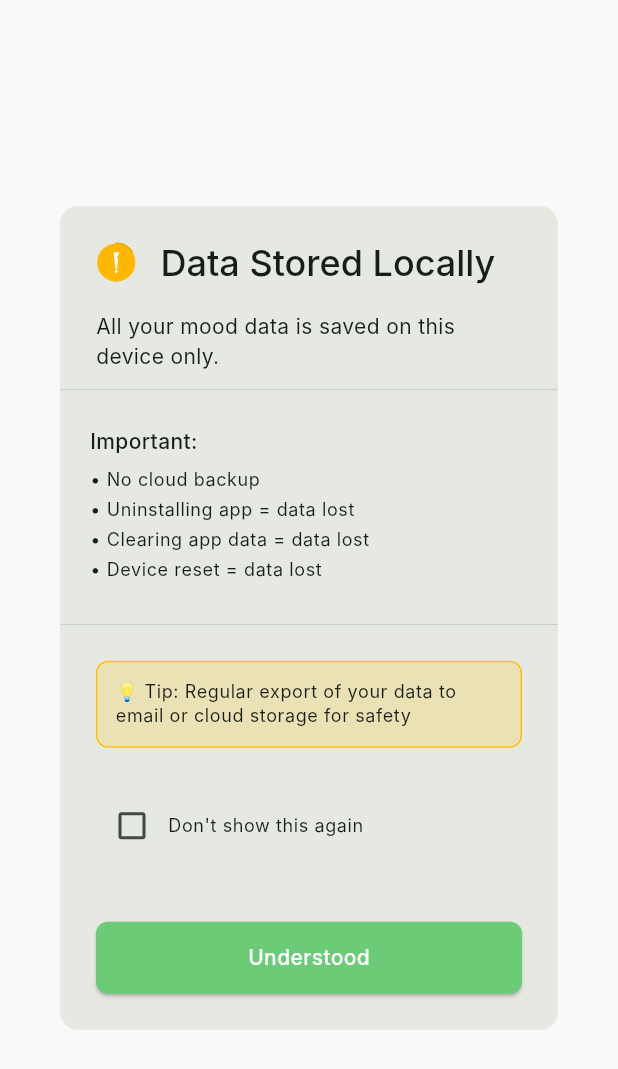
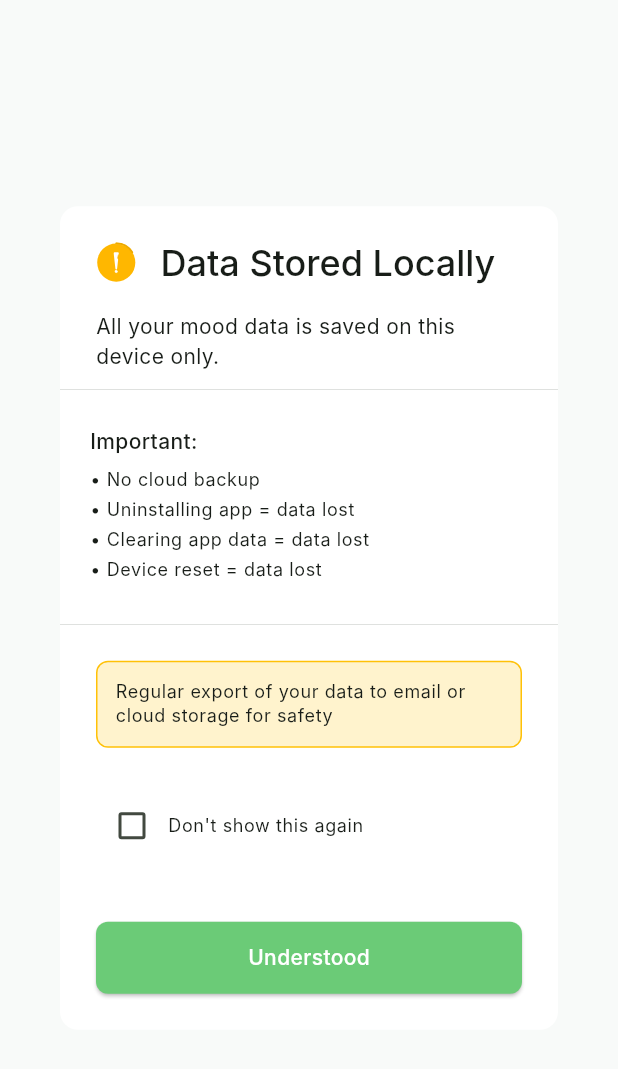
Before and after one commit to Revaldo11/mood_tracker_app, a Flutter app: the DataWarningDialog widget shown alone on an empty page, opened directly, on a phone screen of 412 x 824 dp. Shown: the top 1069 px of the screen. Run offline on Flutter 3.47's test engine with Material 3 defaults, Android fonts, the phone set to English and light mode, and no system bars; our stand-ins replace confetti, fl_chart, flutter_animate, get, hive_flutter, lottie and 1 more; accounts and stored records are empty; Roboto replaces fonts that are missing (Inter).

```diff
--- a/lib/presentation/controllers/mood_controller.dart
+++ b/lib/presentation/controllers/mood_controller.dart
@@ -222,7 +222,9 @@ class MoodController extends GetxController {
 
     Get.dialog(
       const DataWarningDialog(),
-      barrierDismissible: false,  // ← IMPORTANT: User MUST tap button
+      barrierDismissible: false,
+      transitionCurve: Curves.easeInOutCubic,
+      transitionDuration: Duration(milliseconds: 500),
     );
   }
 
--- a/lib/shared/dialog/data_warning_dialog.dart
+++ b/lib/shared/dialog/data_warning_dialog.dart
@@ -27,6 +27,7 @@ class DataWarningDialog extends StatelessWidget {
 
     return Dialog(
       shape: RoundedRectangleBorder(borderRadius: BorderRadius.circular(12)),
+      backgroundColor: Colors.white,
       child: SingleChildScrollView(
         child: Column(
           children: [
@@ -149,7 +150,7 @@ class DataWarningDialog extends StatelessWidget {
         ),
         padding: const EdgeInsets.all(12),
         child: Text(
-          '💡 Tip: Regular export of your data to email or cloud storage for safety',
+          'Regular export of your data to email or cloud storage for safety',
           style: Get.textTheme.bodySmall?.copyWith(
             color: Get.theme.textTheme.bodySmall?.color,
           ),
```
Also changed, not shown: pubspec.lock, 5 other files.
